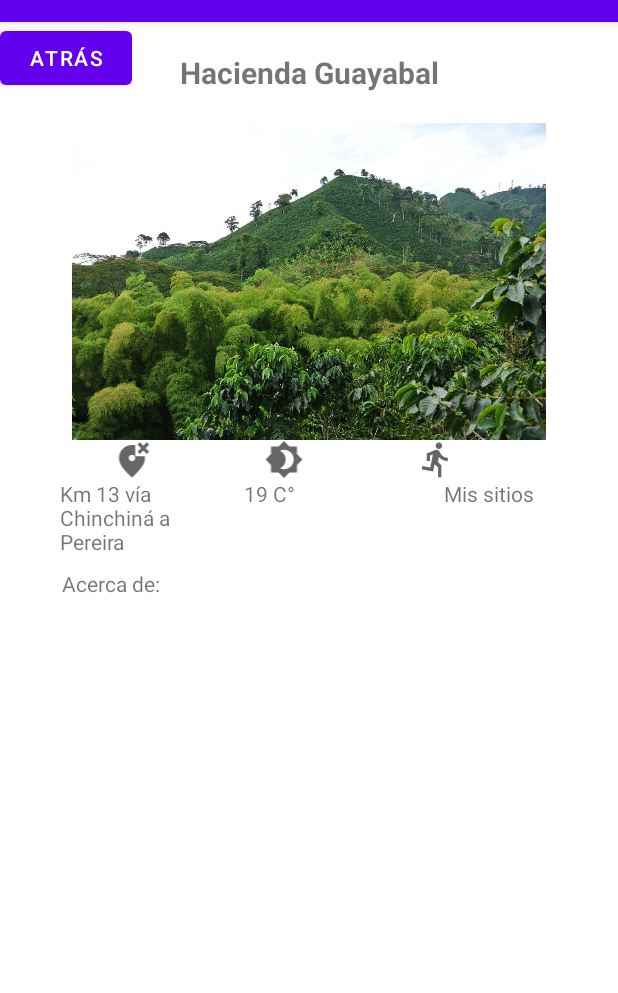
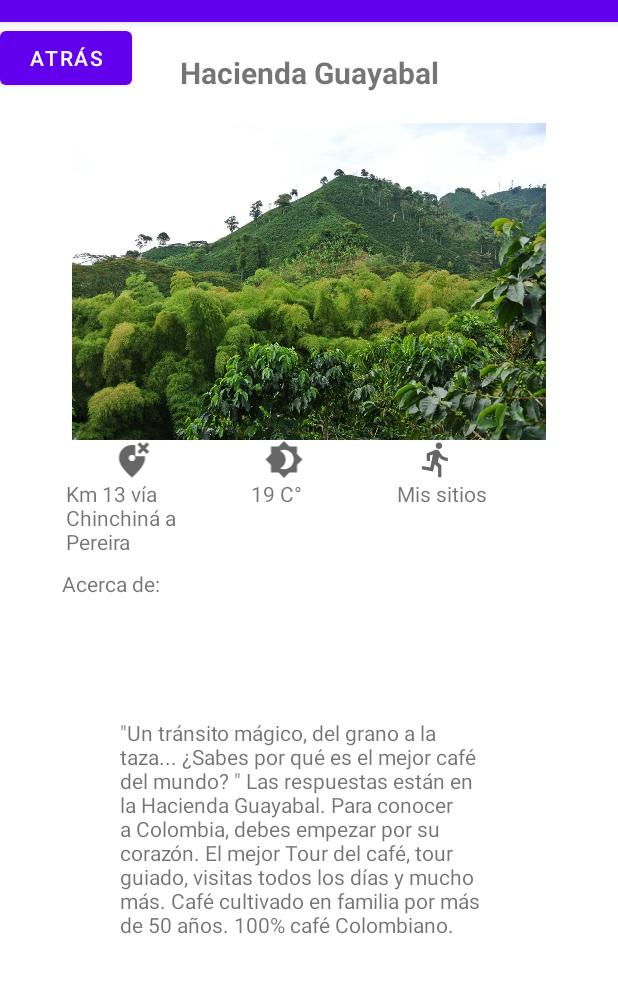
Before and after one commit to ironiante/chinchina_Explora, an Android app: the screen it shows after launch (MainActivity), on a phone screen of 412 x 824 dp, the part 62-1055 px from its top. Run offline under Robolectric (Android 15) with nearby library versions, the phone set to English and light mode, and no system bars.

Commit message:
Agregué TextView en la descripción de "Acerca de:"

```diff
--- a/app/src/main/res/layout/activity_main.xml
+++ b/app/src/main/res/layout/activity_main.xml
@@ -6,6 +6,20 @@
     android:layout_height="match_parent"
     android:textAlignment="center"
     tools:context=".MainActivity">
+
+    <TextView
+        android:id="@+id/textView2"
+        android:layout_width="0dp"
+        android:layout_height="wrap_content"
+        android:layout_marginStart="80dp"
+        android:layout_marginTop="60dp"
+        android:layout_marginEnd="80dp"
+        android:layout_marginBottom="137dp"
+        android:text="@string/Descripcion_sitio_hacienda"
+        app:layout_constraintBottom_toBottomOf="parent"
+        app:layout_constraintEnd_toEndOf="parent"
+        app:layout_constraintStart_toStartOf="parent"
+        app:layout_constraintTop_toBottomOf="@+id/textView9" />
 
     <TextView
         android:id="@+id/textView"
@@ -86,7 +100,7 @@
         android:layout_weight="1"
         android:text="@string/location"
         app:layout_constraintEnd_toEndOf="parent"
-        app:layout_constraintHorizontal_bias="0.13"
+        app:layout_constraintHorizontal_bias="0.142"
         app:layout_constraintStart_toStartOf="parent"
         app:layout_constraintTop_toBottomOf="@+id/linearLayout" />
 
@@ -94,11 +108,14 @@
         android:id="@+id/textView7"
         android:layout_width="77dp"
         android:layout_height="47dp"
+        android:layout_marginBottom="53dp"
         android:text="@string/temperature"
+        app:layout_constraintBottom_toTopOf="@+id/textView2"
         app:layout_constraintEnd_toEndOf="parent"
-        app:layout_constraintHorizontal_bias="0.1"
+        app:layout_constraintHorizontal_bias="0.106"
         app:layout_constraintStart_toEndOf="@+id/textView6"
-        app:layout_constraintTop_toBottomOf="@+id/linearLayout" />
+        app:layout_constraintTop_toBottomOf="@+id/linearLayout"
+        app:layout_constraintVertical_bias="0.0" />
 
     <TextView
         android:id="@+id/textView8"
@@ -106,6 +123,7 @@
         android:layout_height="wrap_content"
         android:text="@string/sites"
         app:layout_constraintEnd_toEndOf="parent"
+        app:layout_constraintHorizontal_bias="0.187"
         app:layout_constraintStart_toEndOf="@+id/textView7"
         app:layout_constraintTop_toBottomOf="@+id/linearLayout" />
 
--- a/app/src/main/res/values/strings.xml
+++ b/app/src/main/res/values/strings.xml
@@ -5,13 +5,13 @@
     <string name="ubicacion">Hacienda</string>
     <string name="app_temperatura">temperatura_finca</string>
     <string name="missitios">mis_sitios</string>
-    <string name="nombre_ubicacion">ubicacion</string>
+    <string name="nombre_ubicacion">ubicación</string>
     <string name="location">Km 13 vía Chinchiná a Pereira</string>
     <string name="temperature">19 C°</string>
     <string name="sites">Mis sitios</string>
     <string name="intro">Acerca de:</string>
     <string name="descripcion_sitio" />
-    <string name="Descripcion_sitio_hacienda">\"Un tránsito mágico, del grano a la taza...\" ¿Sabes por qué es el mejor café del mundo? \" Las respuestas están en la Hacienda Guayabal. Para conocer a Colombia, debes empezar por su corazón. El mejor Tour del café, tour guiado, visitas todos los días y mucho más. Café cultivado en familia por más de 50 años. 100% café Colombiano.</string>
+    <string name="Descripcion_sitio_hacienda">\"Un tránsito mágico, del grano a la taza..."\ ¿Sabes por qué es el mejor café del mundo? \" Las respuestas están en la Hacienda Guayabal. Para conocer a Colombia, debes empezar por su corazón. El mejor Tour del café, tour guiado, visitas todos los días y mucho más. Café cultivado en familia por más de 50 años. 100% café Colombiano.</string>
 
     <string name="retornar">atrás</string>
 </resources>
```
